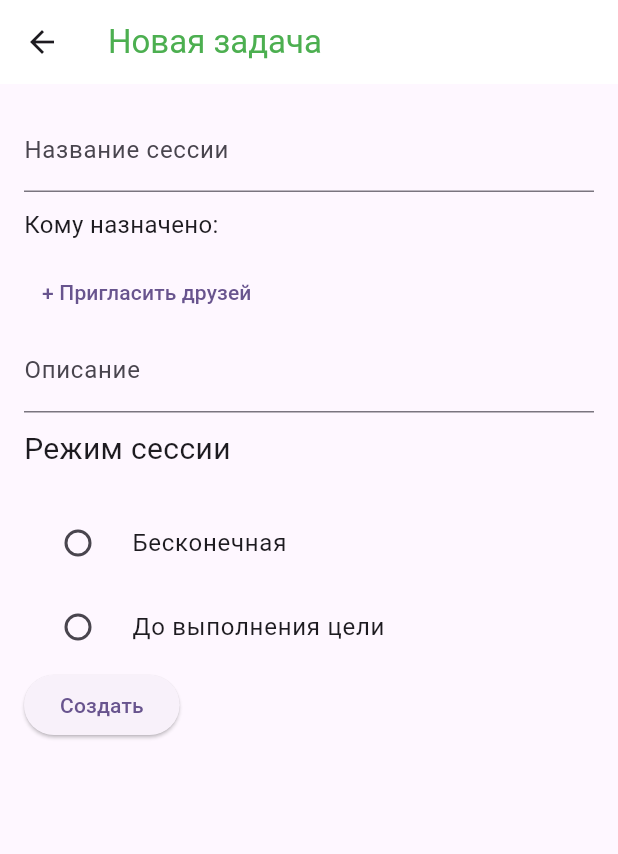
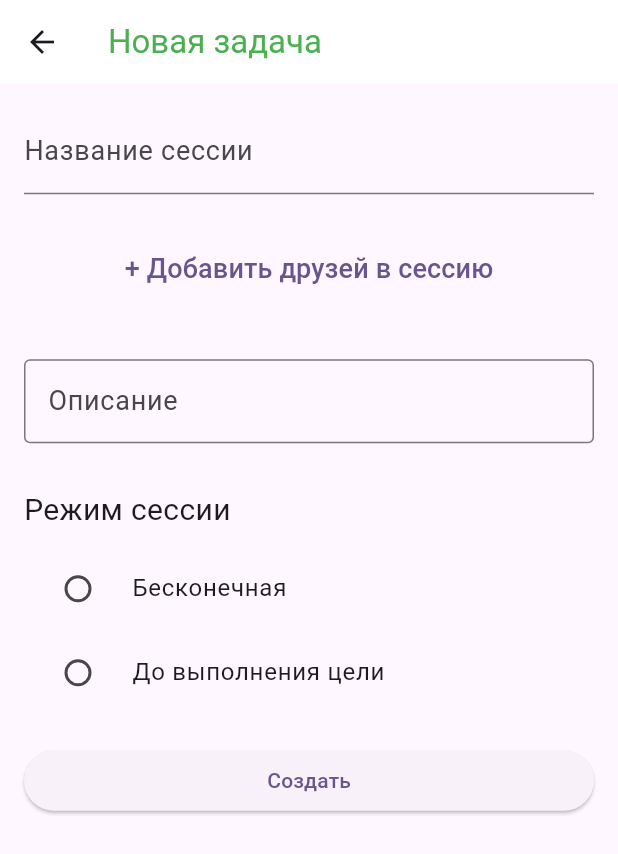
Before and after one commit to shiryauwu/TaskBattle, a Flutter app: the screen it shows after launch, after a tap on the "add" icon, on a phone screen of 412 x 824 dp. Shown: the top 854 px of the screen. Run offline on Flutter 3.47's test engine with Material 3 defaults, Android fonts, the phone set to English and light mode, and no system bars; missing offline and left inert: dart:ffi.

Commit message:
adding friends to session

```diff
--- a/task_battle/lib/home_page.dart
+++ b/task_battle/lib/home_page.dart
@@ -1,6 +1,4 @@
 import 'package:flutter/material.dart';
-
-import 'navigation_bar.dart';
 import 'package:task_battle/new_task.dart';
 import 'dart:math';
 
--- a/task_battle/lib/new_task.dart
+++ b/task_battle/lib/new_task.dart
@@ -1,30 +1,58 @@
 import 'package:flutter/material.dart';
+import 'package:task_battle/adding_friends.dart';
 
-String? selectedMode; // Переменная для хранения выбранного значения
+class NewTaskScreen extends StatefulWidget {
+  @override
+  _NewTaskScreenState createState() => _NewTaskScreenState();
+}
 
-class NewTaskScreen extends StatelessWidget {
+class _NewTaskScreenState extends State<NewTaskScreen> {
+  String? selectedMode;
+
   @override
   Widget build(BuildContext context) {
     return Scaffold(
       appBar: AppBar(title: Text('Новая задача', style: TextStyle(color: Colors.green)), backgroundColor: Colors.white, elevation: 0),
       body: Padding(
         padding: EdgeInsets.all(16),
-        child: Column(
-          crossAxisAlignment: CrossAxisAlignment.start,
+        child: ListView(
+
           children: [
-            TextField(decoration: InputDecoration(labelText: 'Название сессии',   )),
+            TextField(decoration: InputDecoration(labelText: 'Название сессии', labelStyle: TextStyle(fontSize: 18) )),
             SizedBox(height: 10),
 
-            Text('Кому назначено: ', style: TextStyle(fontSize: 16)),
-            SizedBox(height: 10),
+            //Text('Участники: ', style: TextStyle(fontSize: 18)),
+            //SizedBox(height: 10),
 
-            TextButton(onPressed: () => _showSessionDialog(context), child: Text('+ Пригласить друзей')),
+            Padding(
+              padding: const EdgeInsets.all(16.0),
+              child:
+              TextButton(onPressed: () => Navigator.push(
+                context,
+                MaterialPageRoute(builder: (context) => AddMembersScreen())),
+              child:
+              Text('+ Добавить друзей в сессию', style: TextStyle(fontSize: 18),)
+              )
+            ),
+            SizedBox(height: 20),
 
-            TextField(decoration: InputDecoration(labelText: 'Описание')),
-            SizedBox(height: 10),
+            SingleChildScrollView(
+              child: TextField(
+                decoration: InputDecoration(
+                  labelText: 'Описание',
+                  labelStyle: TextStyle(
+                    fontSize: 18, // Размер текста labelText
+                  ),
+                  border: OutlineInputBorder(), // Рамка вокруг TextField
+                ),
+                keyboardType: TextInputType.multiline, // Многострочный ввод
+                maxLines: null, // Позволяет TextField увеличиваться вертикально
+              ),
+            ),
+            SizedBox(height: 30),
 
             Text("Режим сессии",style: TextStyle(fontSize: 20)),
-            SizedBox(height: 20),
+            SizedBox(height: 10),
 
             Column(
               children: <Widget>[
@@ -33,9 +61,9 @@ class NewTaskScreen extends StatelessWidget {
                   value: 'infinity',
                   groupValue: selectedMode,
                   onChanged: (String? value) {
-                    setState() {
+                    setState(() {
                       selectedMode = value; // Обновляем выбранное значение
-                    };
+                    });
                   },
                 ),
                 RadioListTile<String>(
@@ -43,15 +71,15 @@ class NewTaskScreen extends StatelessWidget {
                   value: 'terminal',
                   groupValue: selectedMode,
                   onChanged: (String? value) {
-                    setState() {
+                    setState(() {
                       selectedMode = value; // Обновляем выбранное значение
-                    };
+                    });
                   },
                 ),
               ],
             ),
 
-
+            SizedBox( height: 20,),
             ElevatedButton(onPressed: () {}, child: Text('Создать')),
           ],
         ),
@@ -61,24 +89,5 @@ class NewTaskScreen extends StatelessWidget {
 
 
 
-  void _showSessionDialog(BuildContext context) {
-    showModalBottomSheet(
-      context: context,
-      builder: (context) {
-        return Container(
-          padding: EdgeInsets.all(16),
-height: 200,
-          child: Column(
-            children: [
-              Text('Добавить сессию', style: TextStyle(fontSize: 18, fontWeight: FontWeight.bold)),
-              SizedBox(height: 10),
-              TextField(decoration: InputDecoration(labelText: 'Название сессии')),
-              SizedBox(height: 10),
-              ElevatedButton(onPressed: () => Navigator.pop(context), child: Text('Сохранить')),
-            ],
-          ),
-        );
-      },
-    );
-  }
+
 }
```
Also changed, not shown: task_battle/lib/adding_friends.dart (added, +94 -0 lines), task_battle/lib/assets/icons/sza.png (added), task_battle/lib/assets/icons/uzi.jpg (added).
